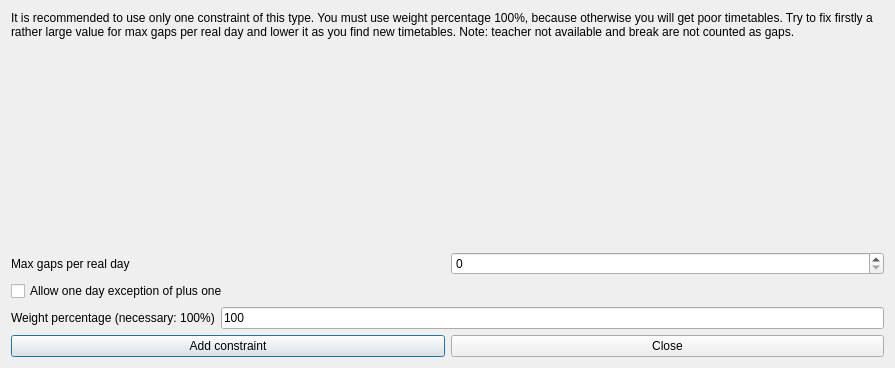
vonmecheln/fet, file fet/src/interface/addconstraintteachersmaxgapsperrealdayform_template.ui: the form before one commit.
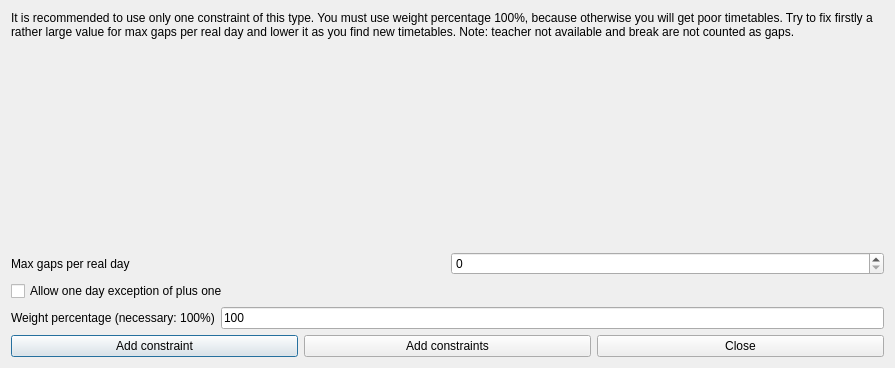
The form after the commit.

What changed in the file:
```diff
--- a/fet/src/interface/addconstraintteachersmaxgapsperrealdayform_template.ui
+++ b/fet/src/interface/addconstraintteachersmaxgapsperrealdayform_template.ui
@@ -112,6 +112,13 @@
        </property>
       </widget>
      </item>
+     <item>
+      <widget class="QPushButton" name="addConstraintsPushButton">
+       <property name="text">
+        <string>Add constraints</string>
+       </property>
+      </widget>
+     </item>
      <item>
       <widget class="QPushButton" name="closePushButton">
        <property name="text">
```
